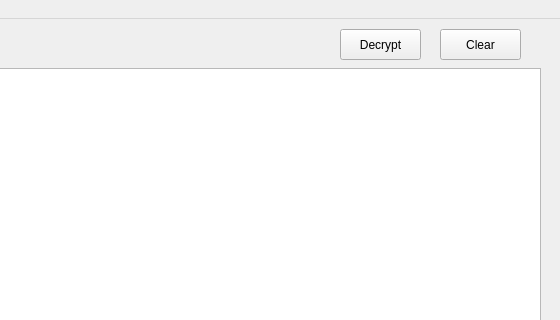
Above: rot13/rot13_gui.ui from soerenb/python-snippets before the change; both pictures show x 240 to 800 and y 0 to 320 of the 800 by 599 pixel window. Below: the same form after it.
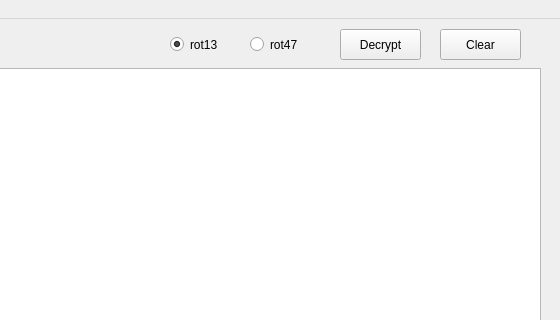
That is the form after the change. Custom widgets are drawn as their Qt base class.

Commit message: rot13: Add radio buttons to select cypher

```diff
--- a/rot13/rot13_gui.ui
+++ b/rot13/rot13_gui.ui
@@ -50,6 +50,35 @@
      <string>Clear</string>
     </property>
    </widget>
+   <widget class="QRadioButton" name="radioButton">
+    <property name="geometry">
+     <rect>
+      <x>490</x>
+      <y>10</y>
+      <width>61</width>
+      <height>31</height>
+     </rect>
+    </property>
+    <property name="text">
+     <string>rot47</string>
+    </property>
+   </widget>
+   <widget class="QRadioButton" name="radioButton_2">
+    <property name="geometry">
+     <rect>
+      <x>410</x>
+      <y>10</y>
+      <width>61</width>
+      <height>31</height>
+     </rect>
+    </property>
+    <property name="text">
+     <string>rot13</string>
+    </property>
+    <property name="checked">
+     <bool>true</bool>
+    </property>
+   </widget>
   </widget>
   <widget class="QMenuBar" name="menubar">
    <property name="geometry">
```
Left out of the diff: 17 changed lines with no effect on the pictures. The commit also changes 1 other file.
